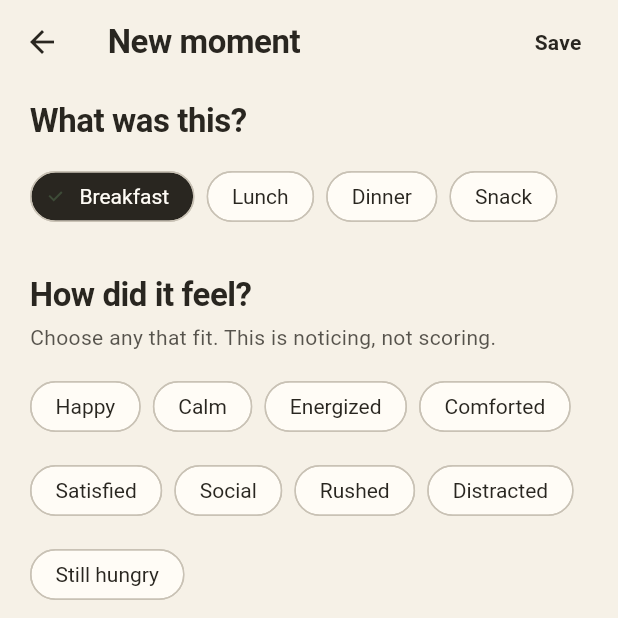
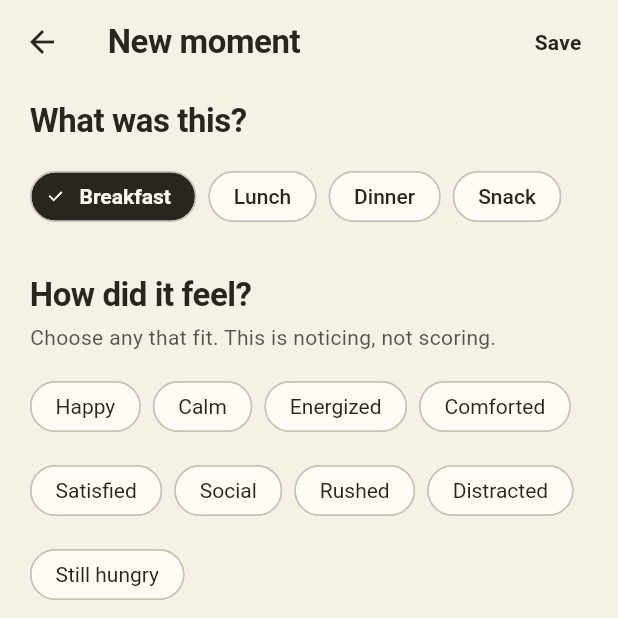
Before and after one commit to ScoutorcusA/ritual-app, a Flutter app: the MealEditorScreen screen opened directly with empty values, scrolled down 304 dp, on a phone screen of 412 x 824 dp, the top half of it. Run offline on Flutter 3.47's test engine with Material 3 defaults, Android fonts, the light colour scheme and no system bars; our stand-ins replace file_picker, flutter_secure_storage, geocoding, image_picker, local_auth, shared_preferences and 1 more; missing offline and left inert: geolocator_platform_interface; accounts and stored records are empty.

Commit message:
fixed dark mode

```diff
--- a/lib/screens/meal_editor_screen.dart
+++ b/lib/screens/meal_editor_screen.dart
@@ -221,6 +221,8 @@ class _MealEditorScreenState extends State<MealEditorScreen> {
 
   @override
   Widget build(BuildContext context) {
+    final colors = Theme.of(context).colorScheme;
+    final dark = Theme.of(context).brightness == Brightness.dark;
     return Scaffold(
       appBar: AppBar(
         title: Text(widget.editing ? 'Edit moment' : 'New moment'),
@@ -255,11 +257,19 @@ class _MealEditorScreenState extends State<MealEditorScreen> {
                 ChoiceChip(
                   label: Text(type.label),
                   selected: _mealType == type,
-                  selectedColor: RitualColors.ink,
+                  selectedColor: dark
+                      ? const Color(0xFF3B3A34)
+                      : RitualColors.ink,
+                  backgroundColor: colors.surface,
+                  checkmarkColor: RitualColors.paper,
+                  side: BorderSide(color: colors.outline),
                   labelStyle: TextStyle(
                     color: _mealType == type
                         ? RitualColors.paper
-                        : RitualColors.ink,
+                        : colors.onSurface,
+                    fontWeight: _mealType == type
+                        ? FontWeight.w700
+                        : FontWeight.w500,
                   ),
                   onSelected: (_) => setState(() => _mealType = type),
                 ),
@@ -282,6 +292,10 @@ class _MealEditorScreenState extends State<MealEditorScreen> {
                   label: Text(feeling),
                   selected: _feelings.contains(feeling),
                   selectedColor: RitualColors.sage.withValues(alpha: 0.25),
+                  backgroundColor: colors.surface,
+                  checkmarkColor: colors.onSurface,
+                  side: BorderSide(color: colors.outline),
+                  labelStyle: TextStyle(color: colors.onSurface),
                   onSelected: (selected) => setState(() {
                     if (selected) {
                       _feelings.add(feeling);
@@ -315,7 +329,8 @@ class _MealEditorScreenState extends State<MealEditorScreen> {
             Container(
               padding: const EdgeInsets.all(16),
               decoration: BoxDecoration(
-                color: RitualColors.paper,
+                color: colors.surface,
+                border: Border.all(color: colors.outlineVariant),
                 borderRadius: BorderRadius.circular(20),
               ),
               child: Row(
```
Also changed, not shown: 1 other file.
